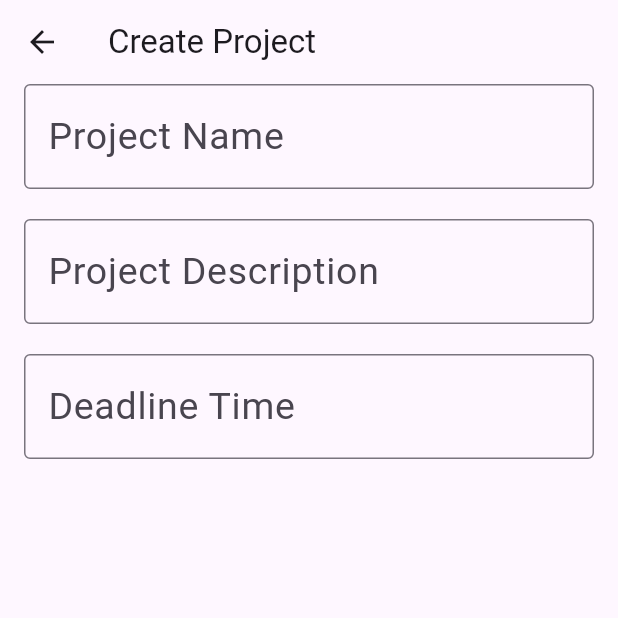
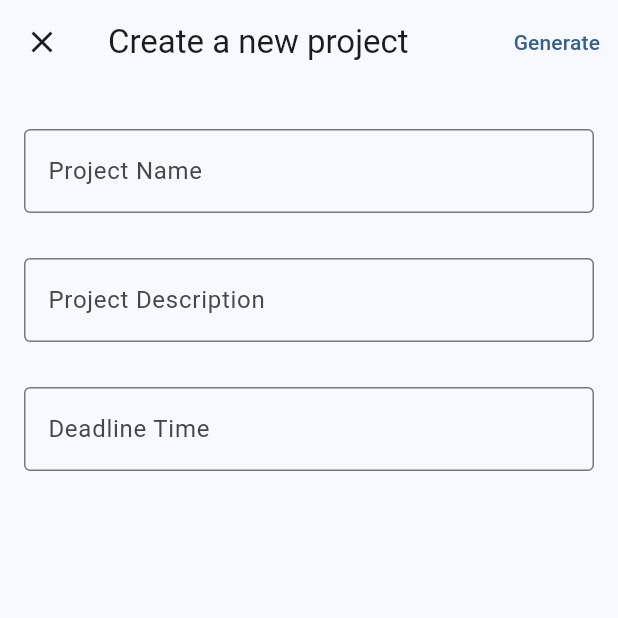
Before and after one commit to arskii/dicedev, a Flutter app: the ProjectPage screen opened directly, on a phone screen of 412 x 824 dp, the top half of it. Run offline on Flutter 3.47's test engine with Material 3 defaults, Android fonts, the phone set to English and light mode, and no system bars.

Commit message:
Updated project screen UI

```diff
--- a/lib/components/custom_field.dart
+++ b/lib/components/custom_field.dart
@@ -14,7 +14,7 @@ class CustomField extends StatelessWidget {
       controller: controller,
       onTap: onTap,
       decoration: InputDecoration(
-        hintText: title,
+        labelText: title,
         border: const OutlineInputBorder(),
       ),
     );
--- a/lib/components/search_field.dart
+++ b/lib/components/search_field.dart
@@ -14,11 +14,12 @@ class _SearchFieldState extends State<SearchField> {
     return TextField(
       controller: _controller,
       decoration: InputDecoration(
+        contentPadding: const EdgeInsets.all(10.0),
         prefixIcon: const Icon(Icons.search),
         suffixIcon:
             IconButton(onPressed: _controller.clear, icon: Icon(Icons.clear)),
         hintText: 'Search template',
-        border: const OutlineInputBorder(),
+        border: OutlineInputBorder(borderRadius: BorderRadius.circular(50.0)),
       ),
     );
   }
--- a/lib/pages/home_page.dart
+++ b/lib/pages/home_page.dart
@@ -20,7 +20,7 @@ class HomePage extends StatelessWidget {
           );
         },
         icon: const Icon(Icons.add),
-        label: const Text('New Project'),
+        label: const Text('New project'),
       ),
       body: Padding(
         padding: const EdgeInsets.symmetric(horizontal: kDefaultPadding),
--- a/lib/pages/project_page.dart
+++ b/lib/pages/project_page.dart
@@ -10,16 +10,26 @@ class ProjectPage extends StatelessWidget {
   Widget build(BuildContext context) {
     return Scaffold(
       appBar: AppBar(
-        title: const Text("Create Project"),
+        title: const Text("Create a new project"),
+        centerTitle: false,
+        automaticallyImplyLeading: false,
+        leading: IconButton(
+          icon: Icon(Icons.close),
+          onPressed: () {
+            Navigator.of(context).pop();
+          },
+        ),
+        actions: [TextButton(onPressed: () {}, child: Text('Generate'))],
       ),
       body: Padding(
         padding: const EdgeInsets.symmetric(horizontal: kDefaultPadding),
         child: Column(
           children: [
+            const SizedBox(height: 30.0),
             CustomField(title: 'Project Name'),
-            const SizedBox(height: 20.0),
+            const SizedBox(height: 30.0),
             CustomField(title: 'Project Description'),
-            const SizedBox(height: 20.0),
+            const SizedBox(height: 30.0),
             CustomField(
                 controller: datePickerController,
                 title: 'Deadline Time',
@@ -35,7 +45,7 @@ TextEditingController datePickerController = TextEditingController();
 onTapFunction({required BuildContext context}) async {
   DateTime? pickedDate = await showDatePicker(
     context: context,
-    lastDate: DateTime.now(),
+    lastDate: DateTime(2026),
     firstDate: DateTime(2022),
     initialDate: DateTime.now(),
   );
--- a/lib/theme.dart
+++ b/lib/theme.dart
@@ -2,12 +2,5 @@ import 'package:flutter/material.dart';
 
 ThemeData lightTheme = ThemeData(
   useMaterial3: true,
-  textTheme: const TextTheme(
-    bodyMedium: TextStyle(
-      fontSize: 20.0,
-    ),
-    bodyLarge: TextStyle(
-      fontSize: 25.0,
-    ),
-  ),
+  colorScheme: ColorScheme.fromSeed(seedColor: Colors.blue),
 );
```
